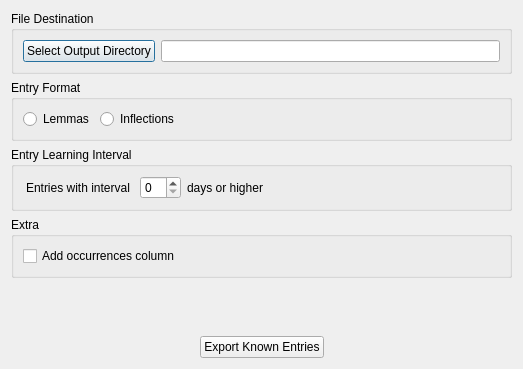
First picture: the form in prioritysieve/ui/known_morphs_exporter_dialog.ui, repository travv0/prioritysieve, before the edit.
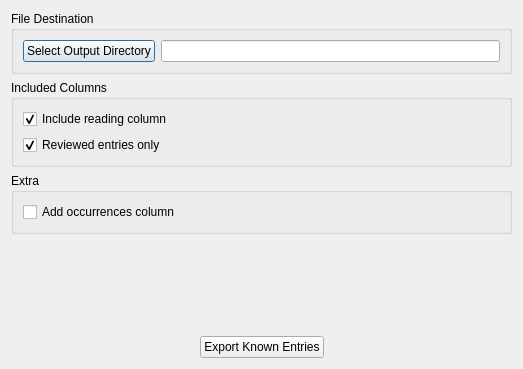
Second picture: the form after the edit.

Commit message: Rework known entry exporter and align progression UI

Patch:
```diff
--- a/prioritysieve/ui/known_morphs_exporter_dialog.ui
+++ b/prioritysieve/ui/known_morphs_exporter_dialog.ui
@@ -38,85 +38,28 @@
    <item>
     <widget class="QGroupBox" name="groupBox">
      <property name="title">
-      <string>Entry Format</string></property>
-     <layout class="QHBoxLayout" name="horizontalLayout_5">
-      <item>
-       <layout class="QHBoxLayout" name="horizontalLayout_4">
-        <item>
-         <widget class="QRadioButton" name="storeOnlyMorphLemmaRadioButton">
-          <property name="text">
-           <string>Lemmas</string>
-          </property>
-         </widget>
-        </item>
-        <item>
-         <widget class="QRadioButton" name="storeMorphLemmaAndInflectionRadioButton">
-          <property name="text">
-           <string>Inflections</string>
-          </property>
-         </widget>
-        </item>
-        <item>
-         <spacer name="horizontalSpacer_4">
-          <property name="orientation">
-           <enum>Qt::Horizontal</enum>
-          </property>
-          <property name="sizeHint" stdset="0">
-           <size>
-            <width>40</width>
-            <height>20</height>
-           </size>
-          </property>
-         </spacer>
-        </item>
-       </layout>
-      </item>
-     </layout>
-    </widget>
-   </item>
-   <item>
-    <widget class="QGroupBox" name="groupBox_2">
-     <property name="title">
-      <string>Entry Learning Interval</string></property>
+      <string>Included Columns</string>
+     </property>
      <layout class="QVBoxLayout" name="verticalLayout">
       <item>
-       <layout class="QHBoxLayout" name="horizontalLayout_2">
-        <property name="leftMargin">
-         <number>3</number>
+       <widget class="QCheckBox" name="includeReadingCheckBox">
+        <property name="text">
+         <string>Include reading column</string>
         </property>
-        <property name="topMargin">
-         <number>0</number>
+        <property name="checked">
+         <bool>true</bool>
         </property>
-        <item>
-         <widget class="QLabel" name="label_2">
-          <property name="text">
-           <string>Entries with interval </string></property>
-         </widget>
-        </item>
-        <item alignment="Qt::AlignLeft">
-         <widget class="QSpinBox" name="knownIntervalSpinBox" />
-        </item>
-        <item alignment="Qt::AlignLeft">
-         <widget class="QLabel" name="label">
-          <property name="text">
-           <string>days or higher</string>
-          </property>
-         </widget>
-        </item>
-        <item>
-         <spacer name="horizontalSpacer_3">
-          <property name="orientation">
-           <enum>Qt::Horizontal</enum>
-          </property>
-          <property name="sizeHint" stdset="0">
-           <size>
-            <width>40</width>
-            <height>20</height>
-           </size>
-          </property>
-         </spacer>
-        </item>
-       </layout>
+       </widget>
+      </item>
+      <item>
+       <widget class="QCheckBox" name="includeReviewedOnlyCheckBox">
+        <property name="text">
+         <string>Reviewed entries only</string>
+        </property>
+        <property name="checked">
+         <bool>true</bool>
+        </property>
+       </widget>
       </item>
      </layout>
     </widget>
```
The commit also changes 10 other files.
